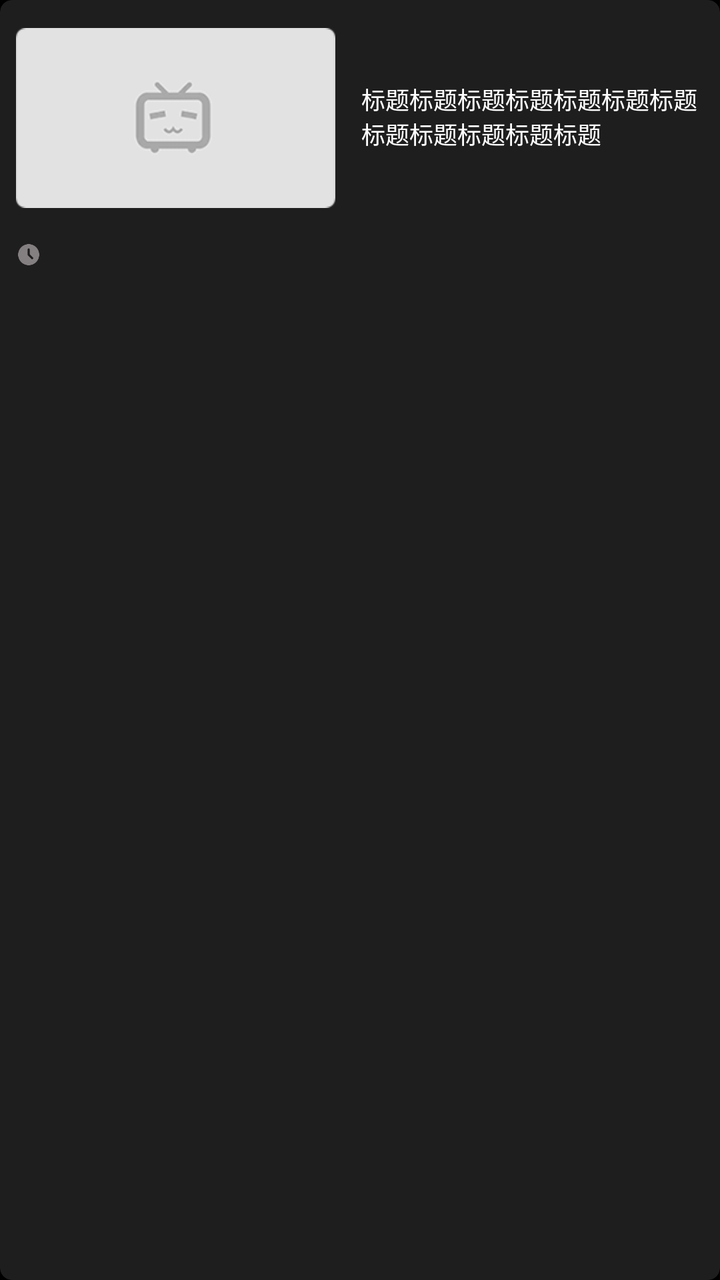
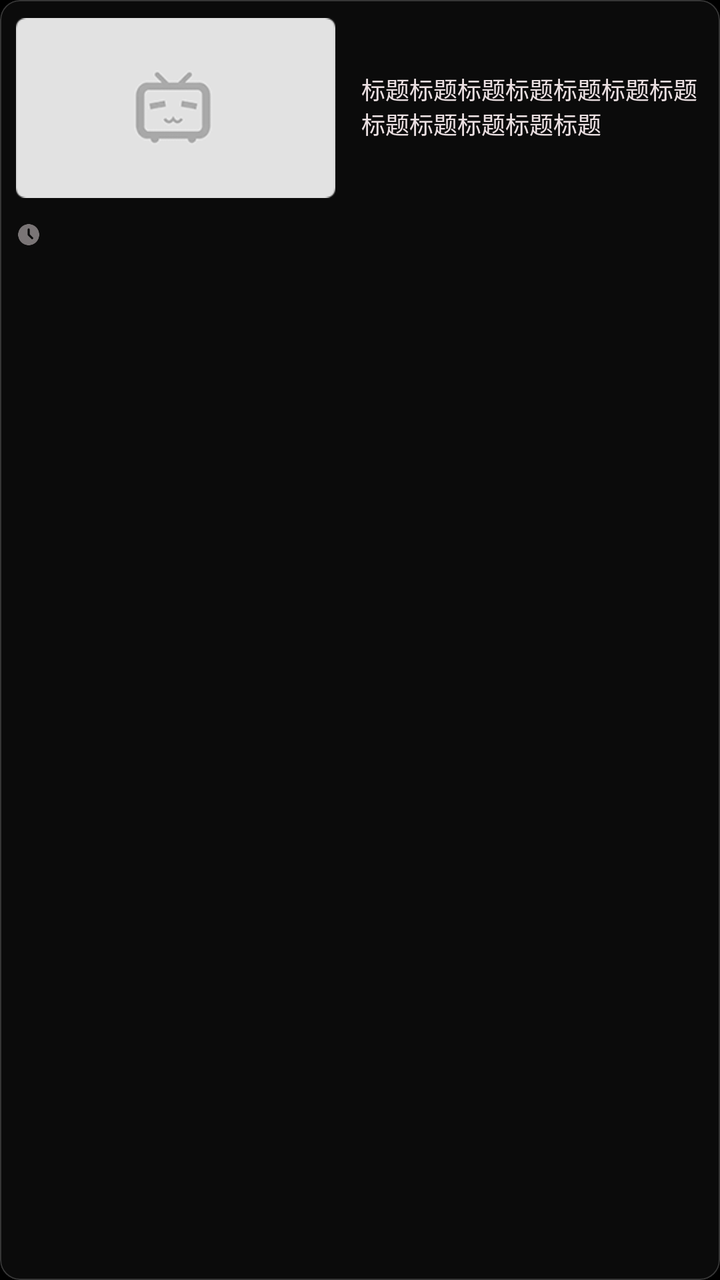

Compare the two renders of this Android layout. The source of the first and the diff that turns it into the second are given below.
<!-- AndroidManifest.xml: application theme Theme.BiliClient -->
<!-- res/layout/cell_opus.xml -->
<?xml version="1.0" encoding="utf-8"?>

<com.google.android.material.card.MaterialCardView xmlns:android="http://schemas.android.com/apk/res/android"
    xmlns:app="http://schemas.android.com/apk/res-auto"
    android:layout_height="wrap_content"
    android:layout_width="match_parent"
    android:layout_marginVertical="@dimen/list_margin_vertical"
    app:layout_constraintTop_toTopOf="parent"
    android:layout_marginHorizontal="@dimen/activity_padding_horizontal"
    app:layout_constraintStart_toStartOf="parent"
    app:layout_constraintEnd_toEndOf="parent"
    app:layout_constraintBottom_toBottomOf="parent"
    android:id="@+id/cardView">

    <androidx.constraintlayout.widget.ConstraintLayout
        android:layout_height="wrap_content"
        android:layout_width="match_parent"
        android:paddingBottom="8dp"
        android:paddingTop="2dp">

        <ImageView
            android:layout_height="0dp"
            android:layout_width="0dp"
            android:layout_marginEnd="5dp"
            android:adjustViewBounds="true"
            android:src="@mipmap/placeholder"
            app:layout_constraintHorizontal_bias="0.0"
            app:layout_constraintDimensionRatio="16:11"
            app:layout_constraintEnd_toStartOf="@+id/gl_v_48"
            android:layout_marginTop="2dp"
            android:layout_marginStart="8dp"
            app:layout_constraintBottom_toTopOf="@id/text_favTime"
            app:layout_constraintTop_toTopOf="parent"
            app:layout_constraintStart_toStartOf="parent"
            android:id="@+id/img_cover" />

        <androidx.constraintlayout.widget.Guideline
            android:layout_height="wrap_content"
            android:layout_width="wrap_content"
            android:orientation="vertical"
            app:layout_constraintGuide_percent="0.48"
            android:id="@+id/gl_v_48" />

        <ImageView
            android:layout_height="0dp"
            android:layout_width="wrap_content"
            android:layout_marginBottom="1dp"
            android:adjustViewBounds="true"
            android:src="@drawable/icon_time"
            android:alpha="0.5"
            app:layout_constraintTop_toTopOf="@+id/text_favTime"
            app:layout_constraintStart_toStartOf="@+id/img_cover"
            android:layout_marginTop="1dp"
            app:layout_constraintBottom_toBottomOf="@+id/text_favTime"
            app:layout_constraintVertical_bias="0.5"
            android:id="@+id/imageView3" />

        <TextView
            android:layout_height="wrap_content"
            android:layout_width="wrap_content"
            android:alpha="0.5"
            android:textSize="11sp"
            android:textColor="#fff"
            app:layout_constraintStart_toEndOf="@+id/imageView3"
            android:layout_marginTop="6dp"
            app:layout_constraintBottom_toBottomOf="parent"
            app:layout_constraintVertical_bias="0.0"
            app:layout_constraintTop_toBottomOf="@+id/img_cover"
            android:id="@+id/text_favTime" />

        <TextView
            android:layout_height="wrap_content"
            android:layout_width="0dp"
            android:layout_marginEnd="10dp"
            android:ellipsize="end"
            android:textSize="12sp"
            android:textColor="#fff"
            app:layout_constraintBottom_toBottomOf="@+id/img_cover"
            android:layout_marginStart="8dp"
            android:gravity="center_vertical"
            app:layout_constraintTop_toTopOf="parent"
            app:layout_constraintStart_toStartOf="@+id/gl_v_48"
            app:layout_constraintEnd_toEndOf="parent"
            android:maxLines="2"
            android:id="@+id/text_title"
            android:text="标题标题标题标题标题标题标题标题标题标题标题标题" />

    </androidx.constraintlayout.widget.ConstraintLayout>

</com.google.android.material.card.MaterialCardView>
<!-- resources referenced by this layout -->
<resources>
  <dimen name="activity_padding_horizontal">6dp</dimen>
  <dimen name="list_margin_vertical">2dp</dimen>
  <style name="Theme.BiliClient" parent="Theme.MaterialComponents.NoActionBar">
          <item name="android:windowFullscreen">true</item>
          <item name="android:windowBackground">@color/bgblack</item>
          <item name="statusBarBackground">@color/pink</item>
          <item name="android:colorForeground">@color/textwhite</item>
          <item name="colorOnPrimary">@color/textwhite</item>
          <item name="colorPrimary">@color/textwhite</item>
          <item name="android:windowIsTranslucent">false</item>
          <item name="android:windowSwipeToDismiss" tools:ignore="NewApi">true</item>
  
          <item name="android:textViewStyle">@style/TextViewSytle</item>
          <item name="editTextStyle">@style/EditTextStyle</item>
          <item name="materialCardViewStyle">@style/CardStyle</item>
          <item name="materialButtonStyle">@style/ButtonStyle</item>
          <item name="switchStyle">@style/SwitchCompatStyle</item>
          <item name="radioButtonStyle">@style/RadioButtonStyle</item>
          <item name="recyclerViewStyle">@style/ListStyle</item>
  
          <item name="colorSwitchThumbNormal">@color/textwhite</item>
          <item name="colorControlActivated">@color/textwhite</item>
          <item name="colorControlNormal">@color/color_ripple</item>
          <item name="android:textColor">@color/textwhite</item>
          <item name="android:textSize">14sp</item>
      </style>
  <color name="bgblack">#000000</color>
  <color name="pink">#FBFB8787</color>
  <color name="textwhite">#ebe0e2</color>
  <style name="TextViewSytle" parent="Widget.AppCompat.TextView">
          <item name="android:textSize">14sp</item>
          #设置默认字体大小，某些设备的默认字体偏大
      </style>
  <style name="CardStyle" parent="Widget.MaterialComponents.CardView">
          <item name="rippleColor" tools:ignore="PrivateResource">@color/mtrl_btn_ripple_color</item>
          <item name="android:foreground">?android:attr/selectableItemBackground</item>
          <item name="cardBackgroundColor">#cc262626</item>
          <item name="cardCornerRadius">@dimen/card_round</item>
          <item name="android:clickable">true</item>
          <item name="android:focusable">true</item>
      </style>
  <style name="ButtonStyle" parent="Widget.MaterialComponents.Button">
          <item name="backgroundTint">#cc262626</item>
          <item name="cornerRadius">@dimen/card_round</item>
          <item name="android:textColor">@color/textwhite</item>
          <item name="android:insetTop">2dp</item>
          <item name="android:insetBottom">2dp</item>
          <item name="android:paddingLeft">2dp</item>
          <item name="android:paddingRight">2dp</item>
          <item name="android:clickable">true</item>
          <item name="android:focusable">true</item>
      </style>
  <style name="RadioButtonStyle" parent="Widget.MaterialComponents.CompoundButton.RadioButton">
          <item name="android:minHeight">10dp</item>
      </style>
  <style name="ListStyle">
          <item name="android:descendantFocusability">afterDescendants</item>
      </style>
  <color name="color_ripple">#78FEFEFE</color>
  <dimen name="card_round">6dp</dimen>
  <dimen name="card_stroke">0dp</dimen>
  <!-- unchanged entries left out for length: 6 -->
</resources>

<!-- the commit's change to res/layout/cell_opus.xml (unified diff, before → after) -->
@@ -25,7 +25,7 @@
             android:adjustViewBounds="true"
             android:src="@mipmap/placeholder"
             app:layout_constraintHorizontal_bias="0.0"
-            app:layout_constraintDimensionRatio="16:11"
+            app:layout_constraintDimensionRatio="16:10"
             app:layout_constraintEnd_toStartOf="@+id/gl_v_48"
             android:layout_marginTop="2dp"
             android:layout_marginStart="8dp"
@@ -60,7 +60,7 @@
             android:layout_width="wrap_content"
             android:alpha="0.5"
             android:textSize="11sp"
-            android:textColor="#fff"
+            android:textColor="@color/textwhite"
             app:layout_constraintStart_toEndOf="@+id/imageView3"
             android:layout_marginTop="6dp"
             app:layout_constraintBottom_toBottomOf="parent"
@@ -74,7 +74,7 @@
             android:layout_marginEnd="10dp"
             android:ellipsize="end"
             android:textSize="12sp"
-            android:textColor="#fff"
+            android:textColor="@color/textwhite"
             app:layout_constraintBottom_toBottomOf="@+id/img_cover"
             android:layout_marginStart="8dp"
             android:gravity="center_vertical"
<!-- resource entries referenced after the edit -->
@@ -21,7 +21,7 @@
           <item name="recyclerViewStyle">@style/ListStyle</item>
   
           <item name="colorSwitchThumbNormal">@color/textwhite</item>
-          <item name="colorControlActivated">@color/textwhite</item>
+          <item name="colorControlActivated">@color/bili_pink</item>
           <item name="colorControlNormal">@color/color_ripple</item>
           <item name="android:textColor">@color/textwhite</item>
           <item name="android:textSize">14sp</item>
@@ -34,16 +34,21 @@
           #设置默认字体大小，某些设备的默认字体偏大
       </style>
   <style name="CardStyle" parent="Widget.MaterialComponents.CardView">
-          <item name="rippleColor" tools:ignore="PrivateResource">@color/mtrl_btn_ripple_color</item>
-          <item name="android:foreground">?android:attr/selectableItemBackground</item>
-          <item name="cardBackgroundColor">#cc262626</item>
-          <item name="cardCornerRadius">@dimen/card_round</item>
+          <item name="cardBackgroundColor">@color/card_bg_new</item>
+          <item name="cardCornerRadius">@dimen/card_round_new</item>
+          <item name="strokeColor">@color/card_border_new</item>
+          <item name="strokeWidth">@dimen/card_stroke_new</item>
+          <item name="rippleColor" tools:ignore="PrivateResource">@android:color/transparent</item>
+          <item name="android:stateListAnimator" tools:targetApi="lollipop">@animator/press_scale</item>
           <item name="android:clickable">true</item>
           <item name="android:focusable">true</item>
       </style>
   <style name="ButtonStyle" parent="Widget.MaterialComponents.Button">
-          <item name="backgroundTint">#cc262626</item>
-          <item name="cornerRadius">@dimen/card_round</item>
+          <item name="backgroundTint">@color/card_bg_new</item>
+          <item name="cornerRadius">@dimen/card_round_new</item>
+          <item name="strokeColor">@color/card_border_new</item>
+          <item name="strokeWidth">@dimen/card_stroke_new</item>
+          <item name="android:stateListAnimator" tools:targetApi="lollipop">@animator/press_scale</item>
           <item name="android:textColor">@color/textwhite</item>
           <item name="android:insetTop">2dp</item>
           <item name="android:insetBottom">2dp</item>
@@ -58,7 +63,12 @@
   <style name="ListStyle">
           <item name="android:descendantFocusability">afterDescendants</item>
       </style>
+  <color name="bili_pink">#FE679A</color>
   <color name="color_ripple">#78FEFEFE</color>
+  <color name="card_bg_new">#4D262626</color>
+  <dimen name="card_round_new">10dp</dimen>
+  <color name="card_border_new">#363636</color>
+  <dimen name="card_stroke_new">0.5dp</dimen>
   <dimen name="card_round">6dp</dimen>
   <dimen name="card_stroke">0dp</dimen>
   <!-- unchanged entries left out for length: 6 -->
